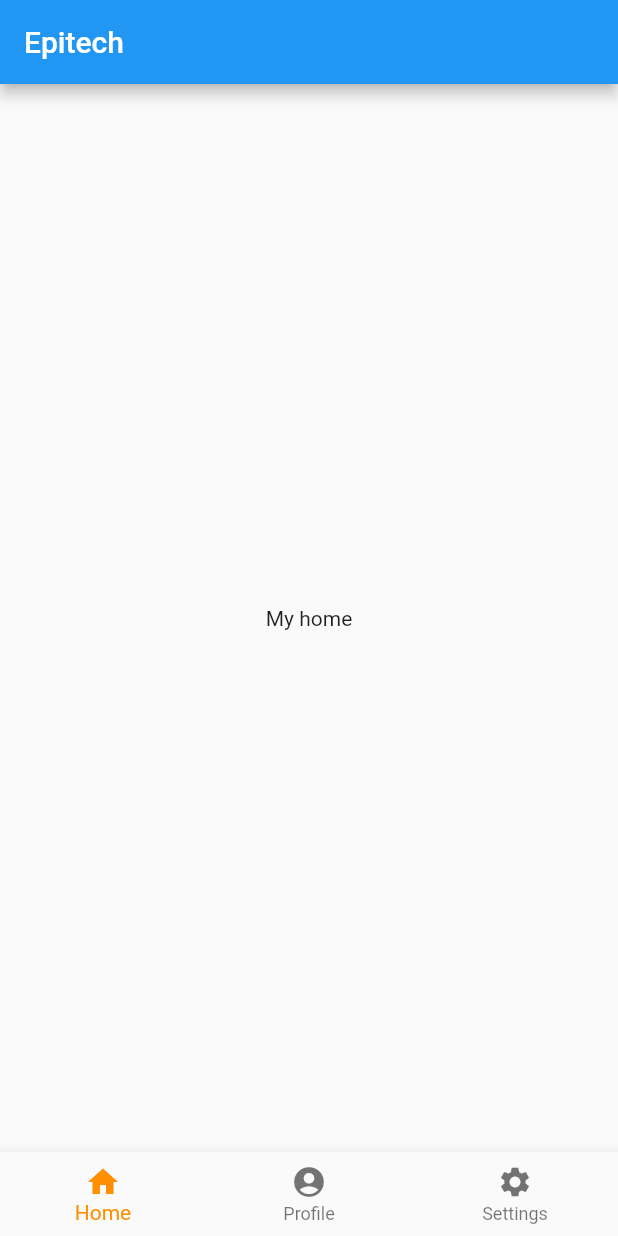
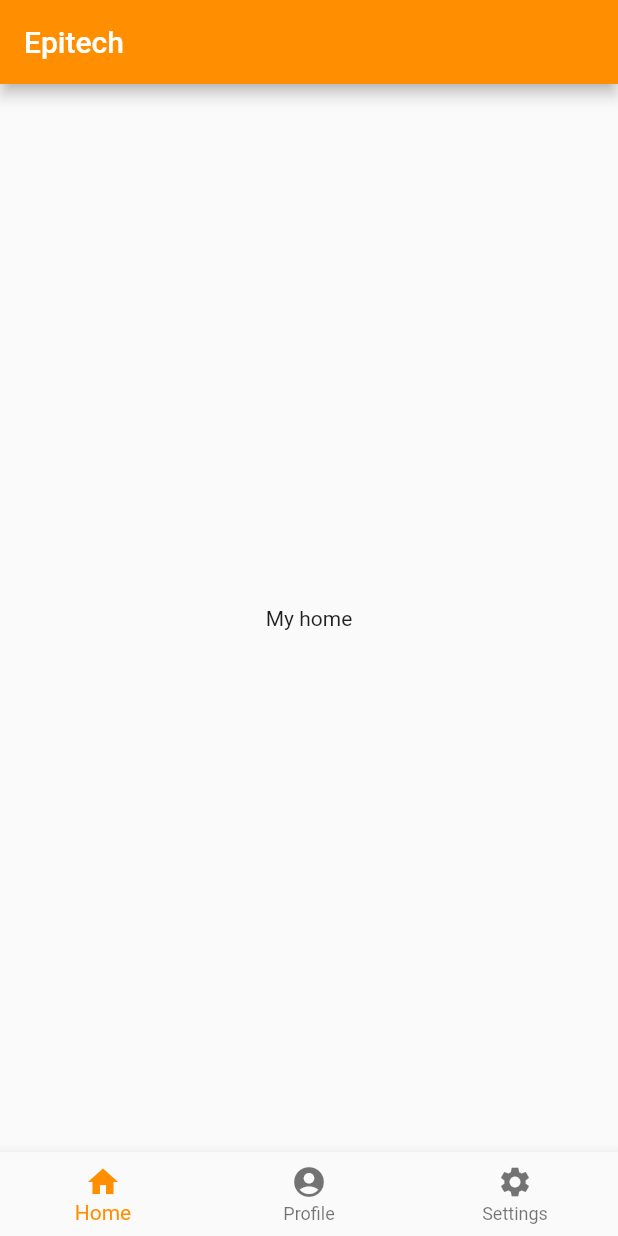
Before and after one commit to Mickeybab/flutter-part1, a Flutter app: the screen it shows after launch, on a phone screen of 412 x 824 dp. Run offline on Flutter 3.47's test engine with Material 2 defaults, Android fonts, the light colour scheme and no system bars.

Commit message:
Add colors

```diff
--- a/lib/main.dart
+++ b/lib/main.dart
@@ -47,6 +47,7 @@
     return Scaffold(
       appBar: AppBar(
         title: const Text('Epitech'),
+        backgroundColor: Colors.amber[800],
       ),
       body: Center(
         child: _widgetOptions.elementAt(_selectedIndex),
```
